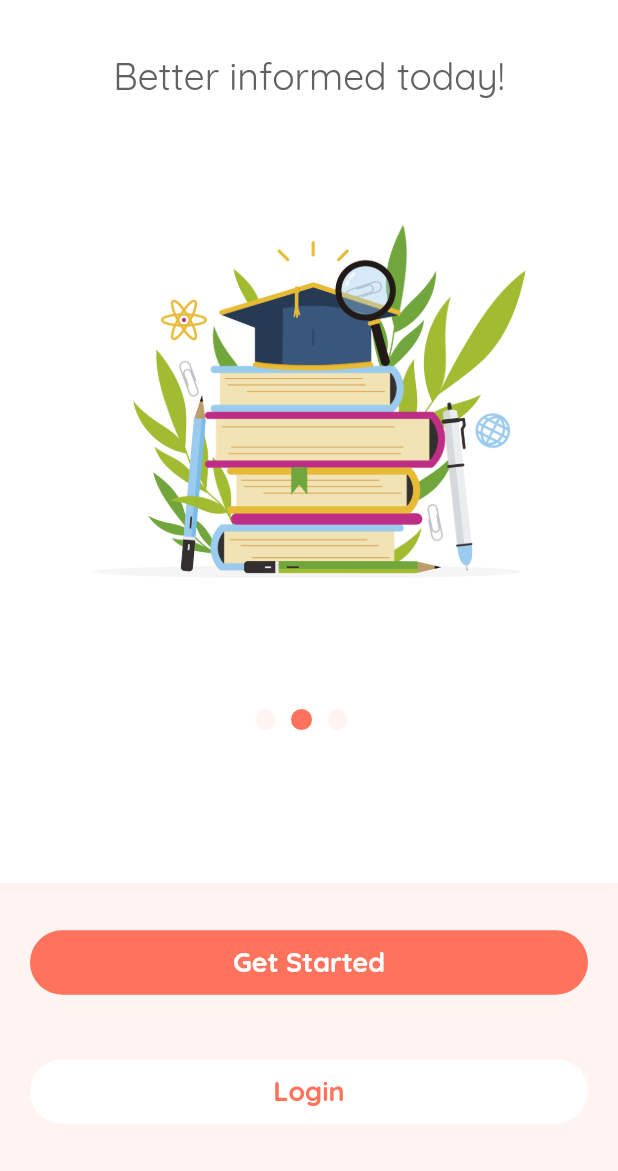
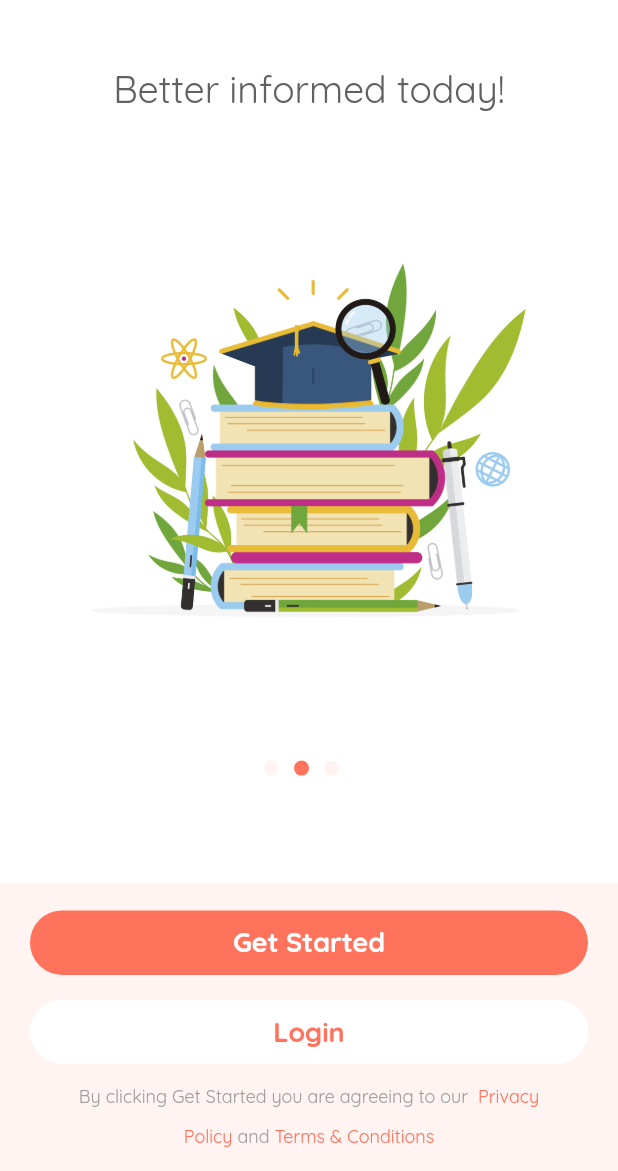
Before and after one commit to SPARSHAGGARWAL17/journal_app, a Flutter app: the screen it shows after launch, swiped to page 3, on a phone screen of 412 x 824 dp, the part 65-1236 px from its top. Run offline on Flutter 3.47's test engine with Material 2 defaults, Android fonts, the phone set to English and light mode, and no system bars; drawn by our look-alikes of carousel_slider.

Commit message:
welcome page completed

```diff
--- a/lib/const.dart
+++ b/lib/const.dart
@@ -10,7 +10,7 @@ TextStyle buildTextStyle({
   String family,
 }) {
   return TextStyle(
-    fontSize: size ?? 15,
+    fontSize: size ?? 12,
     fontWeight: weight ?? FontWeight.normal,
     color: color ?? kPrimaryColor,
     fontFamily: family ?? 'Quicksand',
--- a/lib/export.dart
+++ b/lib/export.dart
@@ -1,3 +1,4 @@
 export 'const.dart';
 export 'extensions/expand.dart';
 export 'screens/welcome.dart';
+export 'utils/buttons.dart';
--- a/lib/screens/welcome.dart
+++ b/lib/screens/welcome.dart
@@ -12,6 +12,7 @@ class _WelcomePageState extends State<WelcomePage> {
   int currentPage = 0;
   @override
   Widget build(BuildContext context) {
+    final double height = MediaQuery.of(context).size.height;
     return Scaffold(
       appBar: AppBar(
         backgroundColor: Colors.white,
@@ -34,8 +35,9 @@ class _WelcomePageState extends State<WelcomePage> {
                     CarouselSlider(
                       options: CarouselOptions(
                         autoPlay: true,
+                        autoPlayCurve: Curves.easeInOutQuart,
                         pageSnapping: true,
-                        height: 460,
+                        height: height * 0.6,
                         onPageChanged: (index, reason) {
                           setState(() {
                             currentPage = index;
@@ -74,7 +76,7 @@ class _WelcomePageState extends State<WelcomePage> {
                           Row(
                             children: [
                               CircleAvatar(
-                                radius: 7,
+                                radius: 5,
                                 backgroundColor: currentPage == i
                                     ? kPrimaryColor
                                     : kSecondaryColor,
@@ -106,6 +108,43 @@ class _WelcomePageState extends State<WelcomePage> {
                       ),
                       color: Colors.white,
                     ),
+                    Center(
+                      child: RichText(
+                        text: TextSpan(
+                          children: [
+                            TextSpan(
+                              text:
+                                  'By clicking Get Started you are agreeing to our  ',
+                              style: buildTextStyle(color: Colors.grey[500]),
+                            ),
+                            TextSpan(
+                              text: 'Privacy',
+                              style: buildTextStyle(),
+                            ),
+                          ],
+                        ),
+                      ),
+                    ),
+                    Center(
+                      child: RichText(
+                        text: TextSpan(
+                          children: [
+                            TextSpan(
+                              text: 'Policy ',
+                              style: buildTextStyle(),
+                            ),
+                            TextSpan(
+                              text: 'and ',
+                              style: buildTextStyle(color: Colors.grey[500]),
+                            ),
+                            TextSpan(
+                              text: 'Terms & Conditions',
+                              style: buildTextStyle(),
+                            ),
+                          ],
+                        ),
+                      ),
+                    ),
                   ],
                 ),
               ).expandFlex(2)
@@ -116,36 +155,3 @@ class _WelcomePageState extends State<WelcomePage> {
     );
   }
 }
-
-class CustomRaisedButton extends StatelessWidget {
-  const CustomRaisedButton({
-    Key key,
-    this.title,
-    this.onPressed,
-    this.style,
-    this.color,
-  }) : super(key: key);
-  final String title;
-  final Function onPressed;
-  final TextStyle style;
-  final Color color;
-  @override
-  Widget build(BuildContext context) {
-    return RaisedButton(
-      padding: EdgeInsets.symmetric(vertical: 10),
-      elevation: 0,
-      onPressed: onPressed ?? () {},
-      child: Text(
-        title,
-        style: style ??
-            buildTextStyle(
-              color: Colors.white,
-              size: 18,
-              weight: FontWeight.bold,
-            ),
-      ),
-      color: color ?? kPrimaryColor,
-      shape: StadiumBorder(),
-    );
-  }
-}
--- /dev/null
+++ b/lib/utils/buttons.dart
@@ -0,0 +1,35 @@
+import 'package:flutter/material.dart';
+import 'package:journal_app/export.dart';
+
+class CustomRaisedButton extends StatelessWidget {
+  const CustomRaisedButton({
+    Key key,
+    this.title,
+    this.onPressed,
+    this.style,
+    this.color,
+  }) : super(key: key);
+  final String title;
+  final Function onPressed;
+  final TextStyle style;
+  final Color color;
+  @override
+  Widget build(BuildContext context) {
+    return RaisedButton(
+      padding: EdgeInsets.symmetric(vertical: 10),
+      elevation: 0,
+      onPressed: onPressed ?? () {},
+      child: Text(
+        title,
+        style: style ??
+            buildTextStyle(
+              color: Colors.white,
+              size: 18,
+              weight: FontWeight.bold,
+            ),
+      ),
+      color: color ?? kPrimaryColor,
+      shape: StadiumBorder(),
+    );
+  }
+}
```
